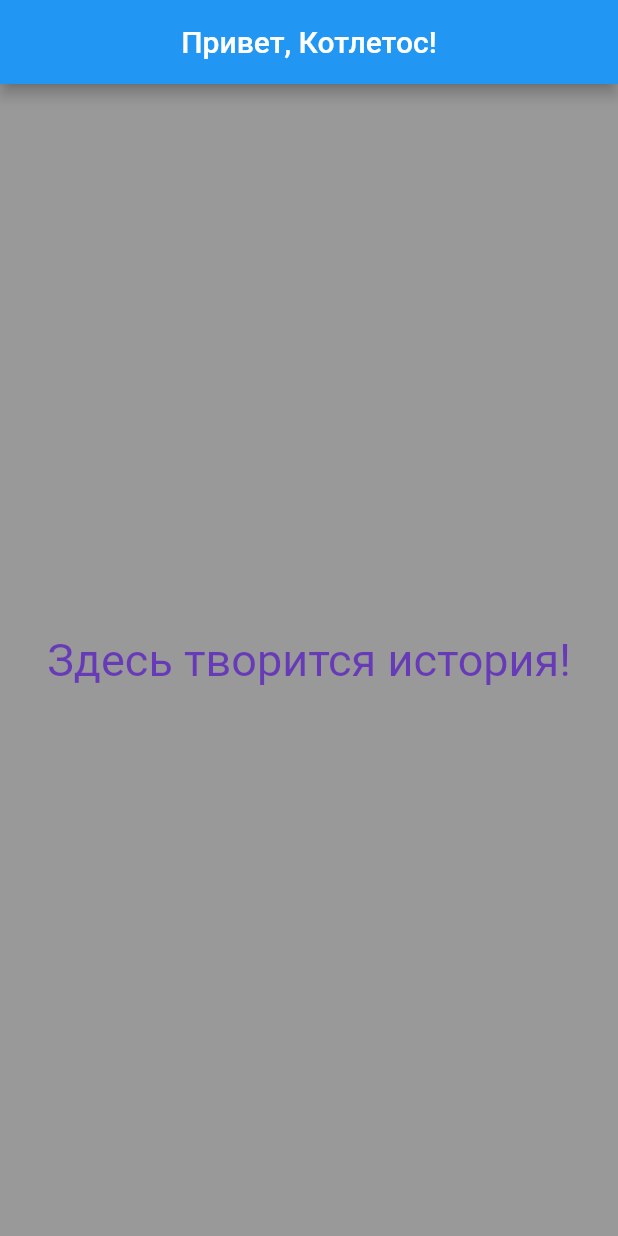
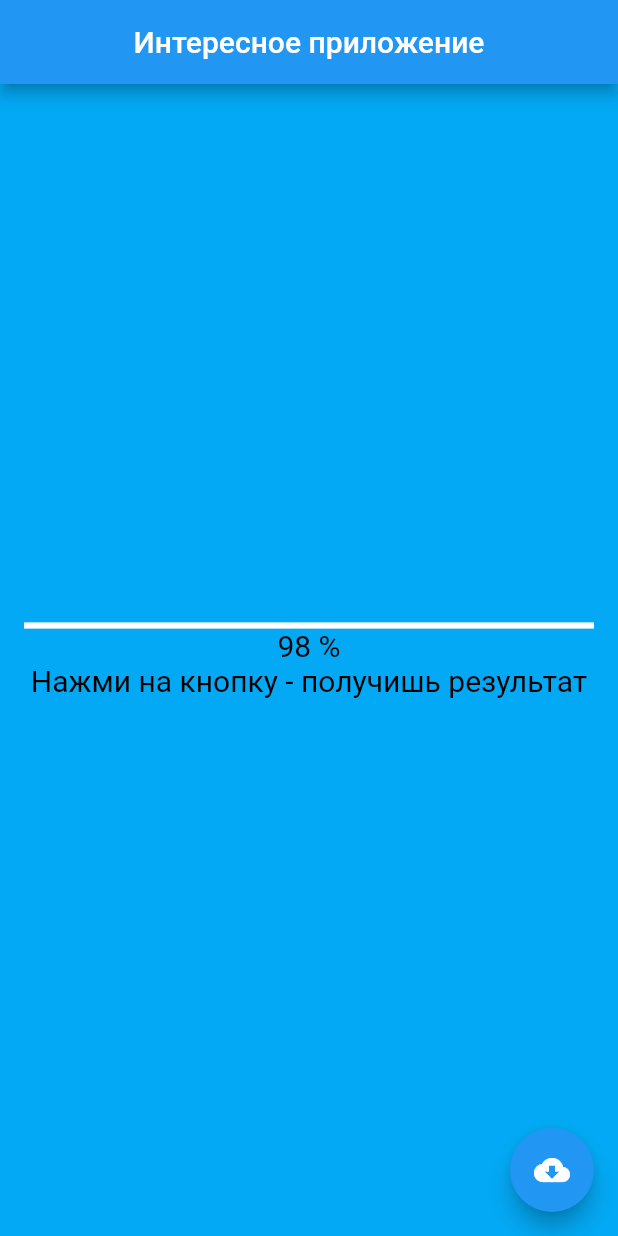
Before and after one commit to VladKodletov/app_ecom, a Flutter app: the screen it shows after launch, on a phone screen of 412 x 824 dp. Run offline on Flutter 3.47's test engine with Material 2 defaults, Android fonts, the phone set to English and light mode, and no system bars.

Commit message:
app download

```diff
--- a/lib/main.dart
+++ b/lib/main.dart
@@ -3,37 +3,48 @@
 import 'package:flutter/cupertino.dart';
 import 'package:flutter/material.dart';
 
-void main() {
-  runApp(
-    MaterialApp(
+void main() => runApp(experimentalApp());
+
+class experimentalApp extends StatelessWidget {
+  @override
+  Widget build(BuildContext context) {
+    return MaterialApp(
+      debugShowCheckedModeBanner: false,
       home: Scaffold(
-          backgroundColor: CupertinoColors.inactiveGray,
+        backgroundColor: Colors.lightBlue,
         appBar: AppBar(
-            title: Text('Привет, Котлетос!'),
+          title: Text('Интересное приложение'),
           centerTitle: true,
         ),
+        // ignore: prefer_const_literals_to_create_immutables
         body: Center(
-            child: Text(
-              'Здесь творится история!',
-              style: TextStyle(fontSize: 30, color: Colors.deepPurple),
+          child: Container(
+            padding: EdgeInsets.all(16),
+            child: Column(mainAxisAlignment: MainAxisAlignment.center,
+                // ignore: prefer_const_literals_to_create_immutables
+                children: <Widget>[
+                  LinearProgressIndicator(
+                    value: 23,
+                    color: Colors.white,
                   ),
-          )),
-      /*Center(
-        child:
                   Text(
-          'Приветос, Котлета!',
-          style: TextStyle(
-            fontSize: 30,
-            color: Colors.red,
-            fontWeight: FontWeight.w700,
+                    '98 %',
+                    style: TextStyle(color: Colors.black, fontSize: 20),
                   ),
-          textDirection: TextDirection.ltr,
+                  Text(
+                    'Нажми на кнопку - получишь результат',
+                    style: TextStyle(color: Colors.black, fontSize: 20),
+                  )
+                ]),
           ),
-
         ),
-      */
+        floatingActionButton: FloatingActionButton(
+          onPressed: null,
+          child: Icon(Icons.cloud_download),
         ),
-  ); //метод который выводит что-то на экран
+      ),
+    );
+  }
 }
 
 
@@ -114,9 +125,36 @@ void main() {
 
 
 
+  /*runApp(
+    MaterialApp(
+      home: Scaffold(
+          backgroundColor: CupertinoColors.inactiveGray,
+          appBar: AppBar(
+            title: Text('Привет, Котлетос!'),
+            centerTitle: true,
+          ),
+          body: Center(
+            child: Text(
+              'Здесь творится история!',
+              style: TextStyle(fontSize: 30, color: Colors.deepPurple),
+            ),
+          )),
+      /*Center(
+        child:
+        Text(
+          'Приветос, Котлета!',
+          style: TextStyle(
+            fontSize: 30,
+            color: Colors.red,
+            fontWeight: FontWeight.w700,
+          ),
+          textDirection: TextDirection.ltr,
+        ),
 
-
-
+      ),
+      */
+    ),
+  ); //метод который выводит что-то на экран*/
 
 
 
```
Also changed, not shown: mytext.dart (+25 -1 lines). Lines whose indentation alone changed are shown as unchanged.
